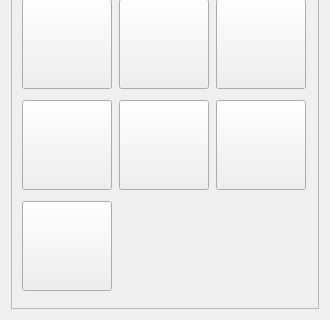
This is frameworks/runtime-src/proj.win32QT/res/ui/ButtonPanel.ui in Kanaykin/BinaryLand as Qt 5 draws it before an edit; both pictures show x 0 to 330 and y 330 to 650 of the 330 by 650 pixel window. The edited form follows.
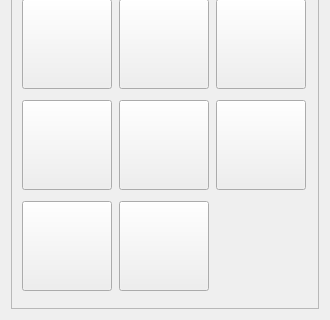
This is the edited form.

Commit message: refs #71 added ice ground to editor

What changed in the file:
```diff
--- a/frameworks/runtime-src/proj.win32QT/res/ui/ButtonPanel.ui
+++ b/frameworks/runtime-src/proj.win32QT/res/ui/ButtonPanel.ui
@@ -468,6 +468,28 @@
         </property>
        </widget>
       </item>
+      <item row="6" column="1">
+       <widget class="QPushButton" name="iceGroundButton">
+        <property name="minimumSize">
+         <size>
+          <width>90</width>
+          <height>90</height>
+         </size>
+        </property>
+        <property name="text">
+         <string/>
+        </property>
+        <property name="iconSize">
+         <size>
+          <width>80</width>
+          <height>80</height>
+         </size>
+        </property>
+        <property name="checkable">
+         <bool>true</bool>
+        </property>
+       </widget>
+      </item>
      </layout>
     </widget>
    </item>
```
The commit also changes 9 other files.
